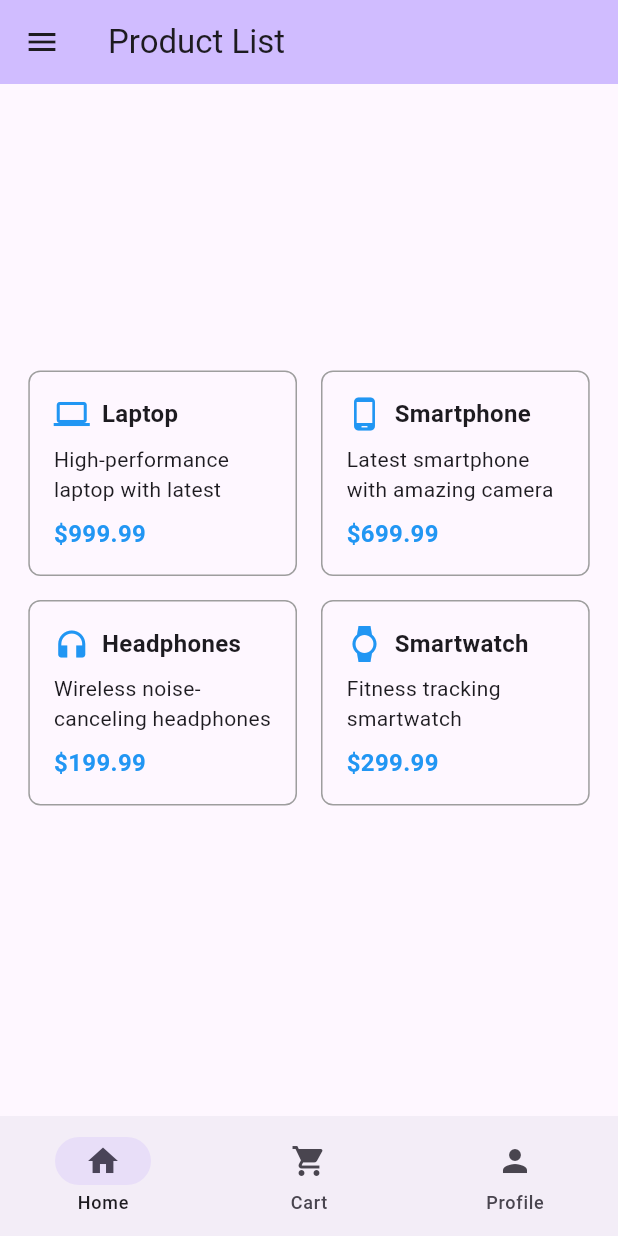
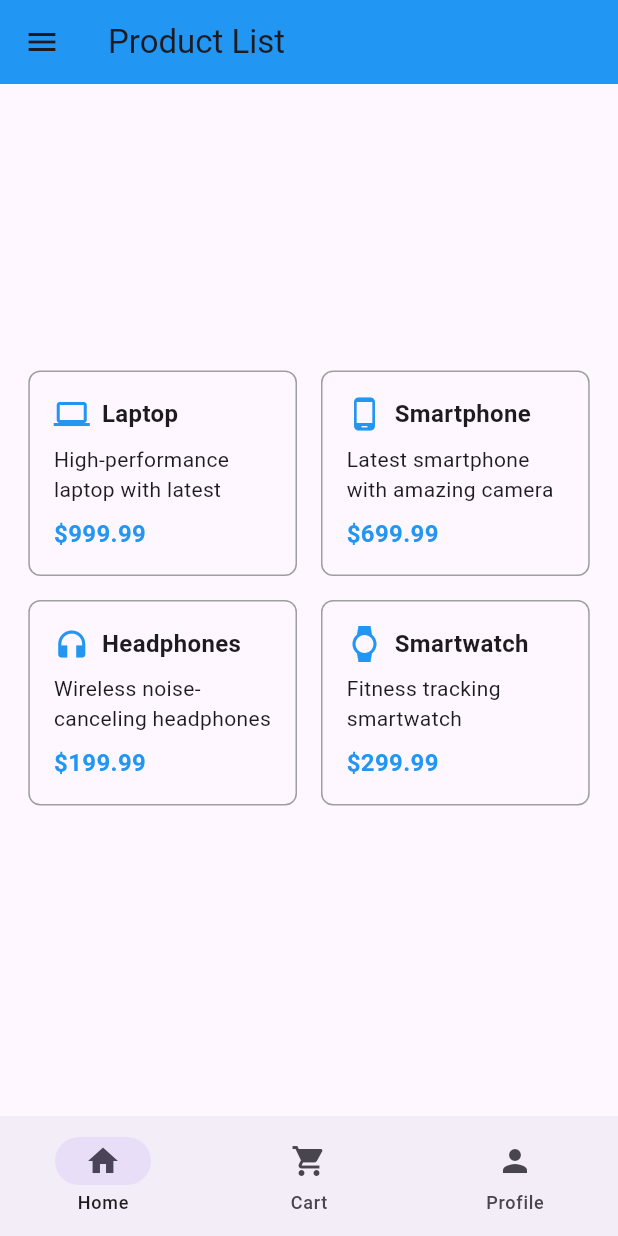
Before and after one commit to RekanAnwar/assignment-2, a Flutter app: the screen it shows after launch, on a phone screen of 412 x 824 dp. Run offline on Flutter 3.47's test engine with Material 3 defaults, Android fonts, the phone set to English and light mode, and no system bars.

Commit message:
Update main

```diff
--- a/lib/main.dart
+++ b/lib/main.dart
@@ -70,18 +70,18 @@ class MyHomePage extends StatelessWidget {
   Widget build(BuildContext context) {
     return Scaffold(
       appBar: AppBar(
-        backgroundColor: Theme.of(context).colorScheme.inversePrimary,
+        backgroundColor: Colors.blue,
         title: Text(title),
       ),
       drawer: Drawer(
         child: ListView(
           padding: EdgeInsets.zero,
-          children: [
+          children: const [
             DrawerHeader(
               decoration: BoxDecoration(
-                color: Theme.of(context).colorScheme.inversePrimary,
+                color: Colors.blue,
               ),
-              child: const Text(
+              child: Text(
                 'Menu',
                 style: TextStyle(
                   fontSize: 24,
@@ -89,15 +89,15 @@ class MyHomePage extends StatelessWidget {
                 ),
               ),
             ),
-            const ListTile(
+            ListTile(
               leading: Icon(Icons.home),
               title: Text('Home'),
             ),
-            const ListTile(
+            ListTile(
               leading: Icon(Icons.shopping_cart),
               title: Text('Cart'),
             ),
-            const ListTile(
+            ListTile(
               leading: Icon(Icons.settings),
               title: Text('Settings'),
             ),
```
